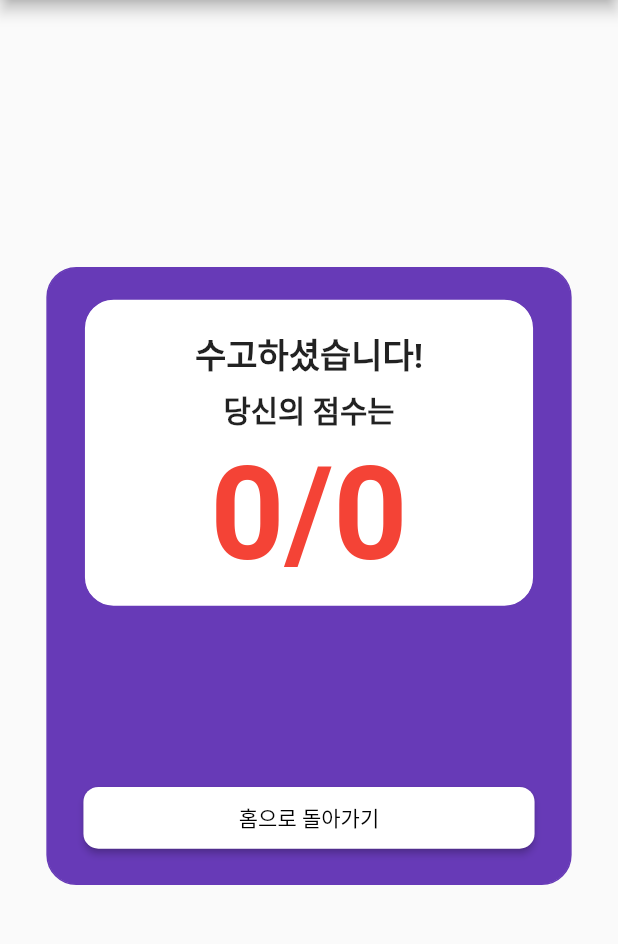
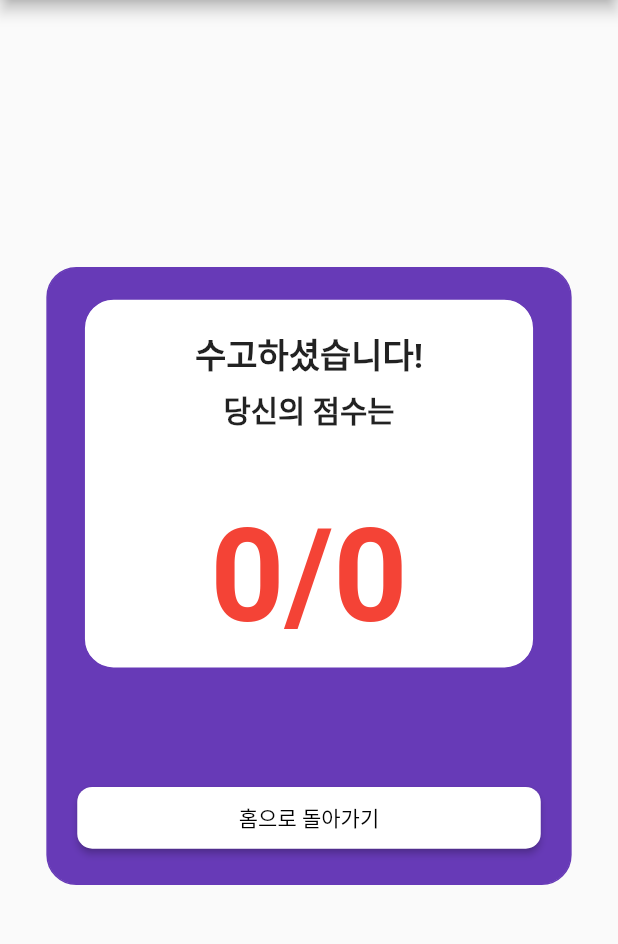
Before and after one commit to kyg1225/FlutterQuizApp, a Flutter app: the ResultScreen screen opened directly with empty values, on a phone screen of 412 x 824 dp, the part 84-1028 px from its top. Run offline on Flutter 3.47's test engine with Material 2 defaults, Android fonts, the phone set to English and light mode, and no system bars; our stand-ins replace auto_size_text, flutter_swiper.

Commit message:
change result screen container size

```diff
--- a/lib/screen/screen_result.dart
+++ b/lib/screen/screen_result.dart
@@ -52,7 +52,7 @@ class ResultScreen extends StatelessWidget {
                       color: Colors.white,
                     ),
                     width: width * 0.73,
-                    height: height * 0.25,
+                    height: height * 0.3,
                     child: Column(
                       children: <Widget>[
                         Container(
@@ -96,17 +96,21 @@ class ResultScreen extends StatelessWidget {
                   Container(
                     padding: EdgeInsets.only(bottom: width * 0.048),
                     child: ButtonTheme(
-                      minWidth: width * 0.73,
+                      minWidth: width * 0.75,
                       height: height * 0.05,
                       shape: RoundedRectangleBorder(
                         borderRadius: BorderRadius.circular(10),
                       ),
                       child: RaisedButton(
                         onPressed: () {
-                          Navigator.push(context,
-                              MaterialPageRoute(builder: (context) {
-                            return HomeScreen();
-                          }));
+                          Navigator.push(
+                            context,
+                            MaterialPageRoute(
+                              builder: (context) {
+                                return HomeScreen();
+                              },
+                            ),
+                          );
                         },
                         child: Text('홈으로 돌아가기'),
                         color: Colors.white,
```
